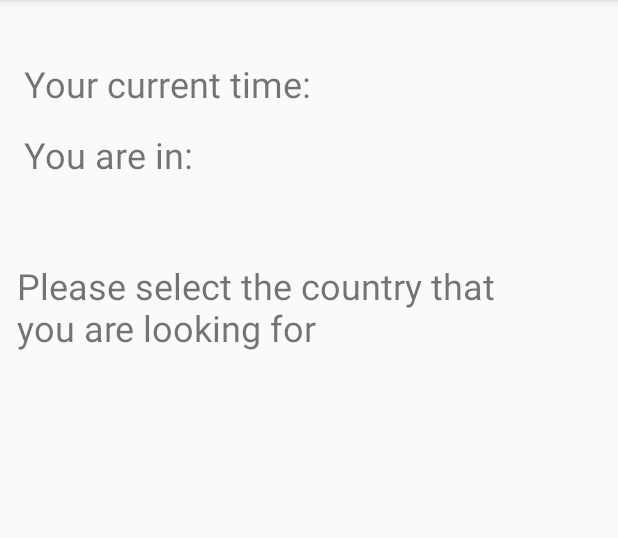
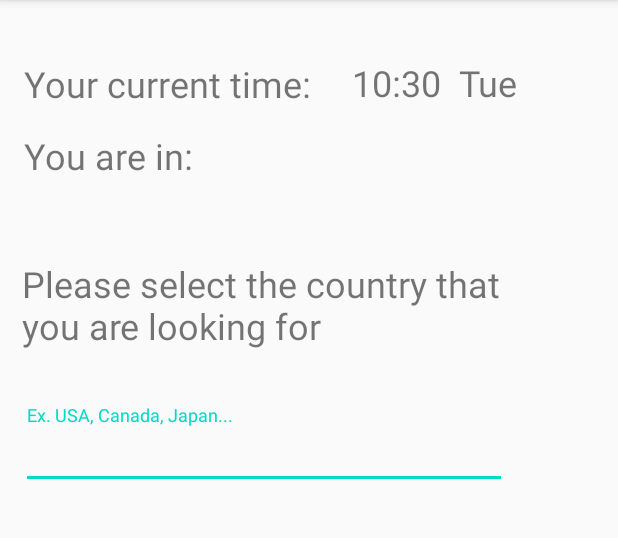
Before and after one commit to jzhang1043/CS125FinalProject, an Android app: the screen it shows after launch (MainActivity), on a phone screen of 412 x 824 dp, the part 84-622 px from its top. Run offline under Robolectric (Android 15) with nearby library versions, the phone set to English and light mode, and no system bars.

```diff
--- a/app/src/main/java/com/example/timezonehelper/MainActivity.java
+++ b/app/src/main/java/com/example/timezonehelper/MainActivity.java
@@ -2,19 +2,25 @@ package com.example.timezonehelper;
 
 import android.os.Bundle;
 
-import com.google.android.material.floatingactionbutton.FloatingActionButton;
-import com.google.android.material.snackbar.Snackbar;
+
+import com.google.android.material.textfield.TextInputLayout;
 
 import androidx.appcompat.app.AppCompatActivity;
 import androidx.appcompat.widget.Toolbar;
 
+import android.os.Handler;
+import android.os.Message;
 import android.view.Menu;
 import android.view.MenuItem;
-import android.widget.ArrayAdapter;
-import android.widget.Spinner;
 import android.widget.TextView;
 
+import java.text.SimpleDateFormat;
+
 public class MainActivity extends AppCompatActivity {
+    private static SimpleDateFormat currentTime;
+    private static TextView systemTime;
+    private timeThread mClockThread;
+    private static String date;
 
     @Override
     protected void onCreate(Bundle savedInstanceState) {
@@ -25,6 +31,12 @@ public class MainActivity extends AppCompatActivity {
         TextView textView1 = findViewById(R.id.textView1);
         TextView textView2 = findViewById(R.id.textView2);
         TextView textView3 = findViewById(R.id.textView3);
+        TextInputLayout textInputLayout = findViewById(R.id.textInput);
+
+        systemTime = findViewById(R.id.currentTime);
+        mClockThread = new timeThread();
+        mClockThread.start();
+
     }
 
     @Override
@@ -48,4 +60,31 @@ public class MainActivity extends AppCompatActivity {
 
         return super.onOptionsItemSelected(item);
     }
+
+    public static Handler m_Handler = new Handler() {
+        public void handleMessage(Message msg) {
+            switch (msg.what) {
+                case 0:
+                    systemTime.setText(date);
+                    break;
+            }
+        }
+    };
+    class timeThread extends Thread {
+        @Override
+        public void run() {
+            super.run();
+            try {
+                do {
+                    currentTime = new SimpleDateFormat("HH:mm  E");
+                    date = currentTime.format(new java.util.Date());
+                    Thread.sleep(1000);
+                    Message m = new Message();
+                    MainActivity.m_Handler.sendMessage(m);
+                } while (!timeThread.interrupted());
+            } catch (InterruptedException e) {
+                e.printStackTrace();
+            }
+        }
+    }
 }
--- a/app/src/main/java/com/example/timezonehelper/logic/CountryName.java
+++ b/app/src/main/java/com/example/timezonehelper/logic/CountryName.java
@@ -1,5 +1,20 @@
 package com.example.timezonehelper.logic;
 
+import java.util.HashMap;
+import java.util.Locale;
+import java.util.Map;
+
 public class CountryName {
-    private String Afghanistan = "Afghanistan";
+    private Map<String, String> countries = new HashMap<>();
+
+    public CountryName() {
+        for (String iso : Locale.getISOCountries()) {
+            Locale l = new Locale("", iso);
+            countries.put(l.getDisplayCountry(), iso);
+        }
+    }
+    public String getISO(final String country) {
+        return countries.get(country);
+    }
+
 }
--- a/app/src/main/res/layout/activity_main.xml
+++ b/app/src/main/res/layout/activity_main.xml
@@ -28,8 +28,8 @@
 
         <TextView
             android:id="@+id/textView1"
-            android:layout_width="344dp"
-            android:layout_height="65dp"
+            android:layout_width="326dp"
+            android:layout_height="69dp"
             android:text="@string/enter_location"
             android:textColorLink="@color/colorAccent"
             android:textSize="24sp"
@@ -56,8 +56,8 @@
 
         <TextView
             android:id="@+id/textView3"
-            android:layout_width="218dp"
-            android:layout_height="36dp"
+            android:layout_width="217dp"
+            android:layout_height="42dp"
             android:text="@string/yourTimeZone"
             android:textSize="24sp"
             app:layout_constraintBottom_toBottomOf="parent"
@@ -65,7 +65,47 @@
             app:layout_constraintHorizontal_bias="0.082"
             app:layout_constraintStart_toStartOf="parent"
             app:layout_constraintTop_toTopOf="parent"
-            app:layout_constraintVertical_bias="0.181" />
+            app:layout_constraintVertical_bias="0.183" />
+
+        <TextView
+            android:id="@+id/currentTime"
+            android:layout_width="159dp"
+            android:layout_height="42dp"
+            android:textSize="24sp"
+            app:layout_constraintBottom_toBottomOf="parent"
+            app:layout_constraintEnd_toEndOf="parent"
+            app:layout_constraintHorizontal_bias="0.928"
+            app:layout_constraintStart_toStartOf="parent"
+            app:layout_constraintTop_toTopOf="parent"
+            app:layout_constraintVertical_bias="0.121" />
+
+        <TextView
+            android:id="@+id/myTimeZone"
+            android:layout_width="158dp"
+            android:layout_height="43dp"
+            app:layout_constraintBottom_toBottomOf="parent"
+            app:layout_constraintEnd_toEndOf="parent"
+            app:layout_constraintHorizontal_bias="0.924"
+            app:layout_constraintStart_toStartOf="parent"
+            app:layout_constraintTop_toTopOf="parent"
+            app:layout_constraintVertical_bias="0.184" />
+
+        <com.google.android.material.textfield.TextInputLayout
+            android:id="@+id/textInput"
+            android:layout_width="324dp"
+            android:layout_height="60dp"
+            app:layout_constraintBottom_toBottomOf="parent"
+            app:layout_constraintEnd_toEndOf="parent"
+            app:layout_constraintHorizontal_bias="0.16"
+            app:layout_constraintStart_toStartOf="parent"
+            app:layout_constraintTop_toTopOf="parent"
+            app:layout_constraintVertical_bias="0.427">
+
+            <com.google.android.material.textfield.TextInputEditText
+                android:layout_width="match_parent"
+                android:layout_height="wrap_content"
+                android:hint="@string/input" />
+        </com.google.android.material.textfield.TextInputLayout>
 
     </androidx.constraintlayout.widget.ConstraintLayout>
 
--- a/app/src/main/res/values/strings.xml
+++ b/app/src/main/res/values/strings.xml
@@ -12,4 +12,5 @@
     <string name="enter_location">Please select the country that you are looking for</string>
     <string name="display_time">Your current time:</string>
     <string name="yourTimeZone">"You are in: "</string>
+    <string name="input">Ex. USA, Canada, Japan...</string>
 </resources>
```
